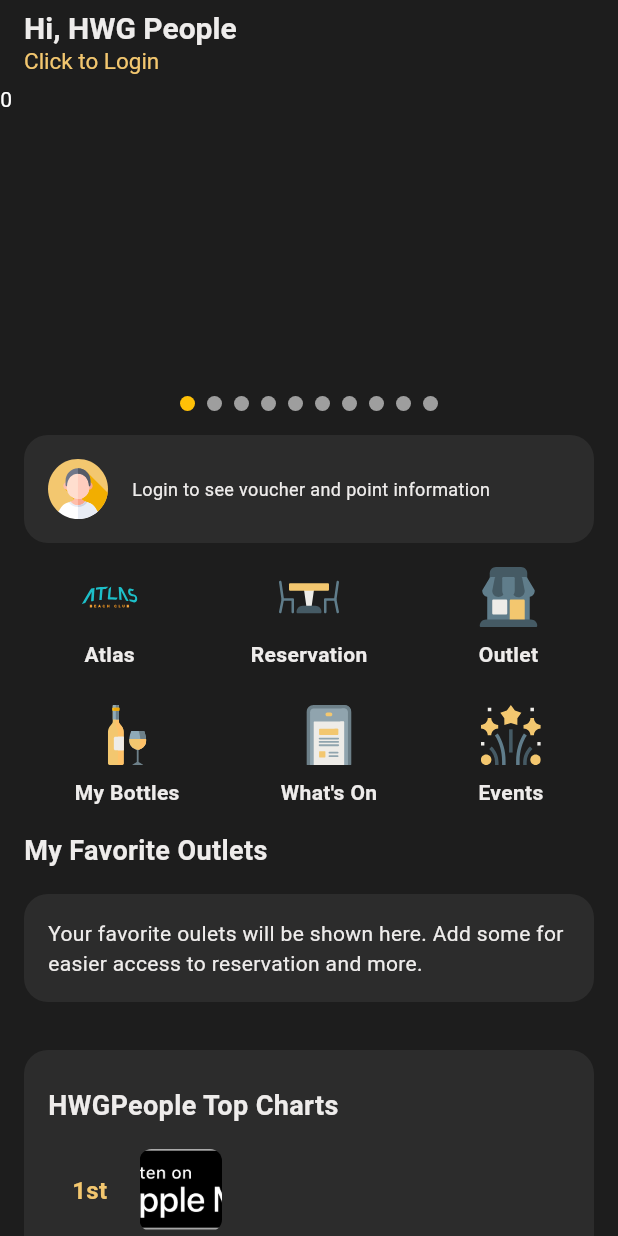
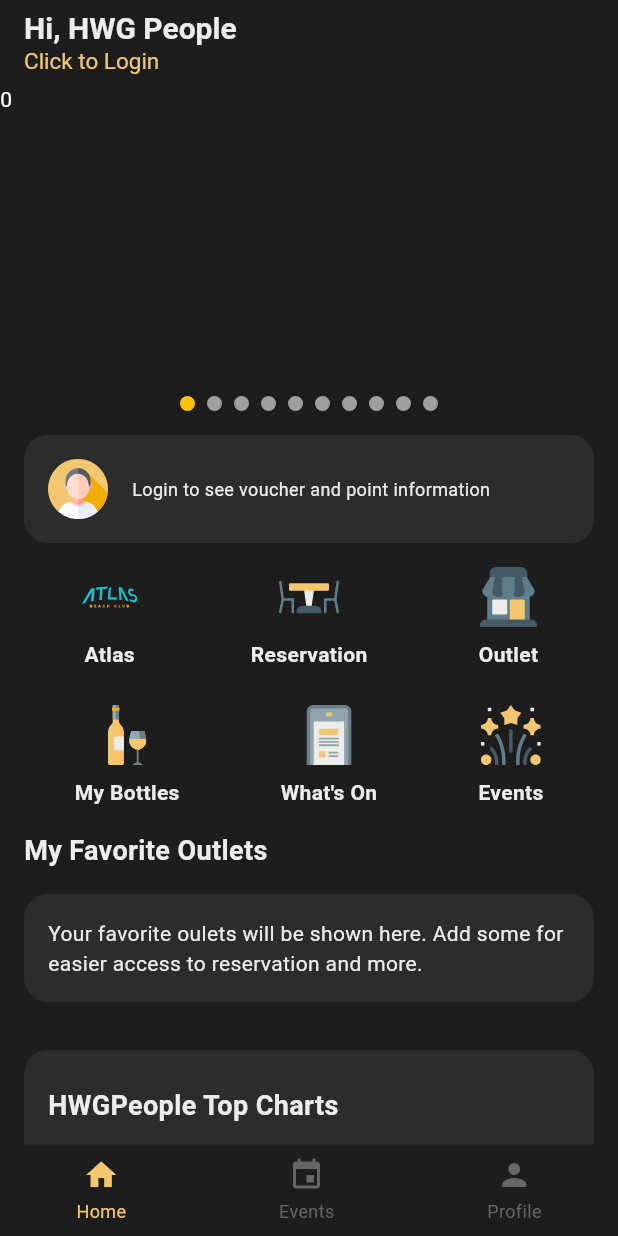
Before and after one commit to rajuwahyudii/homepage, a Flutter app: the screen it shows after launch, on a phone screen of 412 x 824 dp. Run offline on Flutter 3.47's test engine with Material 3 defaults, Android fonts, the light colour scheme and no system bars; our stand-ins replace dio, flutter_svg, get, go_router.

Commit message:
update bottom navbar

```diff
--- a/lib/features/home/view/home_view.dart
+++ b/lib/features/home/view/home_view.dart
@@ -1,5 +1,6 @@
 import 'package:flutter/material.dart';
 import 'package:homepage/constants/style/color.dart';
+import 'package:homepage/features/home/widgets/bottom_nav.dart';
 import 'package:homepage/features/home/widgets/charts.dart';
 import 'package:homepage/features/home/widgets/event.dart';
 import 'package:homepage/features/home/widgets/favorite_outlets.dart';
@@ -50,6 +51,7 @@
           ],
         ),
       ),
+      bottomNavigationBar: buildBottomNav(),
     );
   }
 }
--- /dev/null
+++ b/lib/features/home/widgets/bottom_nav.dart
@@ -0,0 +1,51 @@
+import 'package:flutter/material.dart';
+import 'package:get/get.dart';
+import 'package:homepage/constants/style/color.dart';
+import 'package:homepage/features/home/controllers/navbar_controller.dart';
+import 'package:homepage/features/home/widgets/button_nav.dart';
+
+Widget buildBottomNav() {
+  NavbarController navbarController = Get.put(NavbarController());
+  return Container(
+    decoration: BoxDecoration(color: MyColor.kColorBg),
+    child: Padding(
+      padding: const EdgeInsets.symmetric(vertical: 8.0),
+      child: GetBuilder<NavbarController>(
+        builder: (navbarController) {
+          return Row(
+            mainAxisAlignment: MainAxisAlignment.spaceAround,
+            children: [
+              buildBottonNav(
+                icon: Icons.home,
+                index: 0,
+                currentIndex: navbarController.index,
+                label: 'Home',
+                onClick: () {
+                  navbarController.changeIndex(0);
+                },
+              ),
+              buildBottonNav(
+                icon: Icons.event,
+                index: 1,
+                currentIndex: navbarController.index,
+                label: 'Events',
+                onClick: () {
+                  navbarController.changeIndex(1);
+                },
+              ),
+              buildBottonNav(
+                icon: Icons.person,
+                index: 2,
+                currentIndex: navbarController.index,
+                label: 'Profile',
+                onClick: () {
+                  navbarController.changeIndex(2);
+                },
+              ),
+            ],
+          );
+        },
+      ),
+    ),
+  );
+}
```
Also changed, not shown: lib/features/home/controllers/home_controller.dart (added, +35 -0 lines), lib/features/home/controllers/navbar_controller.dart (added, +11 -0 lines), lib/features/home/data/home_services.dart (+11 -0 lines), lib/features/home/view_model/home_view_model.dart (+9 -1 lines), lib/features/home/widgets/button_nav.dart (added, +40 -0 lines).
